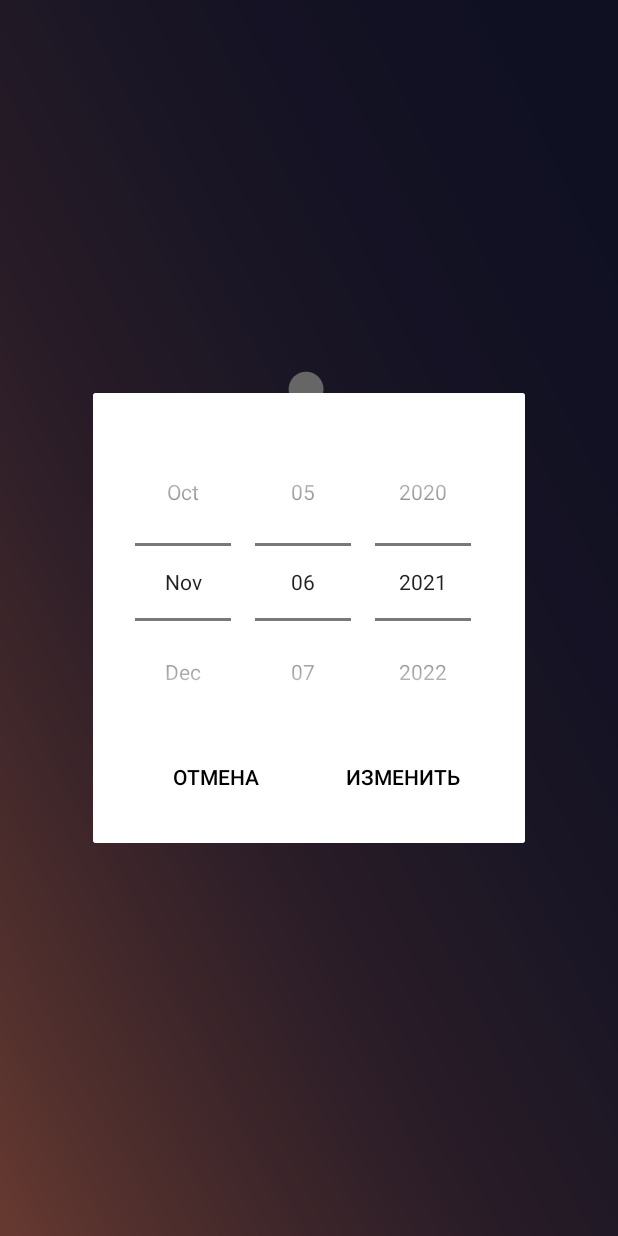
After one commit to ivanKil/ProEvent_android, an Android app: the fragment ProEventDatePickerDialog shown on its own in the app's theme, on a phone screen of 412 x 824 dp. The commit adds this screen. Run offline under Robolectric (Android 15) with nearby library versions, the phone set to English and light mode, and no system bars; 2 statements that could not run were skipped.

Commit message:
Реализация форматиованного ввода для профиля

```diff
--- /dev/null
+++ b/app/src/main/java/ru/myproevent/ui/fragments/ProEventDatePickerDialog.kt
@@ -0,0 +1,50 @@
+package ru.myproevent.ui.fragments
+
+import android.os.Bundle
+import android.view.LayoutInflater
+import android.view.View
+import android.view.ViewGroup
+import androidx.fragment.app.DialogFragment
+import ru.myproevent.databinding.DialogProEventDatePickerBinding
+
+
+class ProEventDatePickerDialog(var onDateSetListener: ((year: Int, month: Int, dayOfMonth: Int) -> Unit)? = null) :
+    DialogFragment() {
+    private var _view: DialogProEventDatePickerBinding? = null
+    private val view get() = _view!!
+
+    companion object {
+        private const val YEAR_ARG = "YEAR"
+        private const val MONTH_ARG = "MONTH"
+        private const val DAY_ARG = "DAY"
+
+        fun newInstance(year: Int, month: Int, dayOfMonth: Int): ProEventDatePickerDialog {
+            val proEventDatePickerDialog = ProEventDatePickerDialog()
+            val args = Bundle()
+            args.putInt(YEAR_ARG, year)
+            args.putInt(MONTH_ARG, month)
+            args.putInt(DAY_ARG, dayOfMonth)
+            proEventDatePickerDialog.arguments = args
+            return proEventDatePickerDialog
+        }
+    }
+
+    override fun onCreateView(
+        inflater: LayoutInflater, container: ViewGroup?,
+        savedInstanceState: Bundle?
+    ): View {
+        _view = DialogProEventDatePickerBinding.inflate(inflater, container, false)
+        return view.apply {
+            with(view.datePicker) {
+                with(requireArguments()) {
+                    updateDate(getInt(YEAR_ARG), getInt(MONTH_ARG), getInt(DAY_ARG))
+                }
+                cancelButton.setOnClickListener { dismiss() }
+                applyButton.setOnClickListener {
+                    onDateSetListener?.let { it(year, month, dayOfMonth) }
+                    dismiss()
+                }
+            }
+        }.root
+    }
+}
--- /dev/null
+++ b/app/src/main/res/layout/dialog_pro_event_date_picker.xml
@@ -0,0 +1,52 @@
+<?xml version="1.0" encoding="utf-8"?>
+<LinearLayout xmlns:android="http://schemas.android.com/apk/res/android"
+    android:layout_width="match_parent"
+    android:layout_height="match_parent"
+    android:background="@color/white"
+    android:orientation="vertical"
+    android:padding="20dp">
+
+    <DatePicker
+        android:id="@+id/date_picker"
+        android:layout_width="match_parent"
+        android:layout_height="wrap_content"
+        android:calendarViewShown="false"
+        android:datePickerMode="spinner" />
+
+    <LinearLayout
+        android:layout_width="match_parent"
+        android:layout_height="wrap_content"
+        android:baselineAligned="false"
+        android:orientation="horizontal">
+
+        <com.google.android.material.button.MaterialButton
+            android:id="@+id/cancel_button"
+            fontPath="@string/default_font_bold_path"
+            android:layout_width="0dp"
+            android:layout_height="wrap_content"
+            android:layout_weight="1"
+            android:background="?android:attr/selectableItemBackground"
+            android:insetLeft="0dp"
+            android:insetTop="0dp"
+            android:insetRight="0dp"
+            android:insetBottom="0dp"
+            android:letterSpacing="0"
+            android:text="отмена"
+            android:textColor="@color/black" />
+
+        <com.google.android.material.button.MaterialButton
+            android:id="@+id/apply_button"
+            fontPath="@string/default_font_bold_path"
+            android:layout_width="0dp"
+            android:layout_height="wrap_content"
+            android:layout_weight="1"
+            android:background="?android:attr/selectableItemBackground"
+            android:insetLeft="0dp"
+            android:insetTop="0dp"
+            android:insetRight="0dp"
+            android:insetBottom="0dp"
+            android:letterSpacing="0"
+            android:text="изменить"
+            android:textColor="@color/black" />
+    </LinearLayout>
+</LinearLayout>
--- a/app/src/main/res/layout/fragment_account.xml
+++ b/app/src/main/res/layout/fragment_account.xml
@@ -111,7 +111,7 @@
                         android:layout_height="match_parent"
                         android:hint="@string/phone_edit_hint"
                         android:inputType="phone"
-                        android:maxLength="320"
+                        android:maxLength="16"
                         android:textColorHint="@color/ProEvent_blue_600" />
                 </com.google.android.material.textfield.TextInputLayout>
             </LinearLayout>
```
Also changed, not shown: app/src/main/java/ru/myproevent/ui/fragments/AccountFragment.kt (+53 -21 lines).
